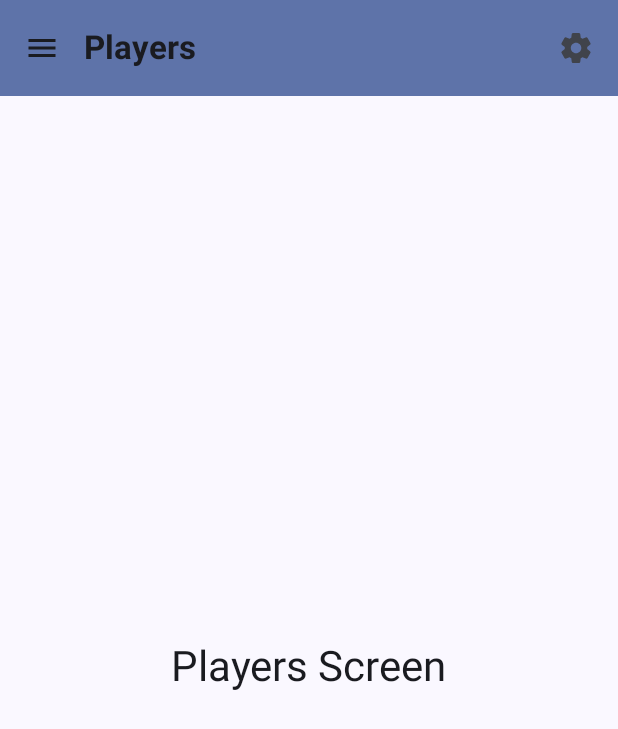
After one commit to joey-harward/TopShotExplorer, an Android app built with Jetpack Compose: the PlayersScreen screen opened through its navigation route, on a phone screen of 412 x 824 dp. The commit adds this screen. Shown: the top 729 px of the screen. Run offline under Robolectric (Android 15) with nearby library versions, the phone set to English and light mode, and no system bars; our stand-ins replace Dagger/Hilt's generated code, accompanist; libraries missing offline, so code that uses them is left out: com.apollographql.apollo3; 1 statement that could not run was skipped.

Commit message:
added navigation drawer added players screen

```diff
--- a/app/src/main/java/com/joeyinthelab/topshot/MainActivity.kt
+++ b/app/src/main/java/com/joeyinthelab/topshot/MainActivity.kt
@@ -5,13 +5,10 @@ import androidx.activity.ComponentActivity
 import androidx.activity.compose.setContent
 import androidx.activity.viewModels
 import androidx.compose.foundation.isSystemInDarkTheme
-import androidx.compose.foundation.layout.*
-import androidx.compose.material3.Surface
 import androidx.compose.runtime.DisposableEffect
 import androidx.compose.runtime.getValue
 import androidx.compose.runtime.mutableStateOf
 import androidx.compose.runtime.setValue
-import androidx.compose.ui.Modifier
 import androidx.compose.ui.graphics.Color
 import androidx.core.splashscreen.SplashScreen.Companion.installSplashScreen
 import androidx.core.view.WindowCompat
@@ -21,7 +18,7 @@ import androidx.lifecycle.repeatOnLifecycle
 import com.google.accompanist.systemuicontroller.rememberSystemUiController
 import com.joeyinthelab.topshot.MainActivityUiState.Loading
 import com.joeyinthelab.topshot.MainActivityUiState.Success
-import com.joeyinthelab.topshot.navigation.MainNavigation
+import com.joeyinthelab.topshot.ui.NavGraph
 import com.joeyinthelab.topshot.ui.theme.TopShotSampleTheme
 import dagger.hilt.android.AndroidEntryPoint
 import kotlinx.coroutines.flow.collect
@@ -70,11 +67,7 @@ class MainActivity : ComponentActivity() {
 			}
 
 			TopShotSampleTheme {
-				Surface(
-					modifier = Modifier.fillMaxSize()
-				) {
-					MainNavigation()
-				}
+				NavGraph()
 			}
 		}
 	}
--- /dev/null
+++ b/app/src/main/java/com/joeyinthelab/topshot/navigation/AppDrawer.kt
@@ -0,0 +1,101 @@
+package com.joeyinthelab.topshot.navigation
+
+import androidx.compose.foundation.Image
+import androidx.compose.foundation.background
+import androidx.compose.foundation.layout.*
+import androidx.compose.foundation.shape.CircleShape
+import androidx.compose.material.icons.Icons
+import androidx.compose.material.icons.filled.Person
+import androidx.compose.material.icons.filled.PlayArrow
+import androidx.compose.material3.*
+import androidx.compose.runtime.Composable
+import androidx.compose.ui.Alignment
+import androidx.compose.ui.Modifier
+import androidx.compose.ui.draw.clip
+import androidx.compose.ui.layout.ContentScale
+import androidx.compose.ui.res.painterResource
+import androidx.compose.ui.res.stringResource
+import androidx.compose.ui.text.style.TextAlign
+import androidx.compose.ui.tooling.preview.Preview
+import androidx.compose.ui.unit.dp
+import com.joeyinthelab.topshot.R
+
+@Composable
+fun AppDrawer(
+	route: String,
+	modifier: Modifier = Modifier,
+	navigateToMoments: () -> Unit = {},
+	navigateToPlayers: () -> Unit = {},
+	closeDrawer: () -> Unit = {}
+) {
+	ModalDrawerSheet(modifier = Modifier) {
+		DrawerHeader(modifier)
+		Spacer(modifier = Modifier.padding(5.dp))
+		NavigationDrawerItem(
+			label = {
+				Text(
+					text = "Your Moments",
+					style = MaterialTheme.typography.labelLarge
+				)
+			},
+			selected = route == AppDestinations.MOMENTS,
+			onClick = {
+				navigateToMoments()
+				closeDrawer()
+			},
+			icon = { Icon(imageVector = Icons.Default.PlayArrow, contentDescription = null) },
+			shape = MaterialTheme.shapes.small
+		)
+
+		NavigationDrawerItem(
+			label = {
+				Text(
+					text = "Players",
+					style = MaterialTheme.typography.labelLarge
+				)
+			},
+			selected = route == AppDestinations.PLAYERS,
+			onClick = {
+				navigateToPlayers()
+				closeDrawer()
+			},
+			icon = { Icon(imageVector = Icons.Default.Person, contentDescription = null) },
+			shape = MaterialTheme.shapes.small
+		)
+	}
+}
+
+
+@Composable
+fun DrawerHeader(modifier: Modifier) {
+	Column(
+		verticalArrangement = Arrangement.Center,
+		horizontalAlignment = Alignment.Start,
+		modifier = modifier
+			.background(MaterialTheme.colorScheme.secondary)
+			.padding(15.dp)
+			.fillMaxWidth()
+	) {
+		Image(
+			painterResource(id = R.drawable.top_shot),
+			contentDescription = null,
+			contentScale = ContentScale.Crop,
+			modifier = modifier
+				.size(70.dp)
+				.clip(CircleShape)
+		)
+		Spacer(modifier = Modifier.padding(5.dp))
+		Text(
+			text = stringResource(id = R.string.app_name),
+			textAlign = TextAlign.Center,
+			style = MaterialTheme.typography.titleLarge,
+			color = MaterialTheme.colorScheme.onPrimary,
+		)
+	}
+}
+
+@Preview
+@Composable
+fun DrawerHeaderPreview() {
+	AppDrawer(modifier = Modifier, route = AppDestinations.MOMENTS)
+}
--- a/app/src/main/java/com/joeyinthelab/topshot/navigation/Routes.kt
+++ /dev/null
@@ -1,6 +0,0 @@
-package com.joeyinthelab.topshot.navigation
-
-sealed class Routes(val route: String) {
-	//object Login : Routes("Login")
-	object Home : Routes("Home")
-}
--- /dev/null
+++ b/app/src/main/java/com/joeyinthelab/topshot/ui/NavGraph.kt
@@ -0,0 +1,115 @@
+package com.joeyinthelab.topshot.ui
+
+import androidx.compose.foundation.layout.fillMaxWidth
+import androidx.compose.foundation.layout.padding
+import androidx.compose.material.icons.Icons
+import androidx.compose.material.icons.filled.Menu
+import androidx.compose.material.icons.rounded.Settings
+import androidx.compose.material3.DrawerState
+import androidx.compose.material3.DrawerValue
+import androidx.compose.material3.ExperimentalMaterial3Api
+import androidx.compose.material3.Icon
+import androidx.compose.material3.IconButton
+import androidx.compose.material3.MaterialTheme
+import androidx.compose.material3.ModalNavigationDrawer
+import androidx.compose.material3.Scaffold
+import androidx.compose.material3.Text
+import androidx.compose.material3.TopAppBar
+import androidx.compose.material3.TopAppBarDefaults
+import androidx.compose.material3.rememberDrawerState
+import androidx.compose.runtime.Composable
+import androidx.compose.runtime.getValue
+import androidx.compose.runtime.mutableStateOf
+import androidx.compose.runtime.remember
+import androidx.compose.runtime.rememberCoroutineScope
+import androidx.compose.ui.Modifier
+import androidx.navigation.NavHostController
+import androidx.navigation.compose.NavHost
+import androidx.navigation.compose.composable
+import androidx.navigation.compose.currentBackStackEntryAsState
+import androidx.navigation.compose.rememberNavController
+import com.joeyinthelab.topshot.navigation.AppDestinations
+import com.joeyinthelab.topshot.navigation.AppDrawer
+import com.joeyinthelab.topshot.navigation.AppNavigationActions
+import com.joeyinthelab.topshot.ui.dialog.SettingsDialog
+import com.joeyinthelab.topshot.ui.screen.MomentsScreen
+import com.joeyinthelab.topshot.ui.screen.PlayersScreen
+import kotlinx.coroutines.CoroutineScope
+import kotlinx.coroutines.launch
+
+@OptIn(ExperimentalMaterial3Api::class)
+@Composable
+fun NavGraph(
+	modifier: Modifier = Modifier,
+	navController: NavHostController = rememberNavController(),
+	coroutineScope: CoroutineScope = rememberCoroutineScope(),
+	drawerState: DrawerState = rememberDrawerState(initialValue = DrawerValue.Closed),
+) {
+	val currentNavBackStackEntry by navController.currentBackStackEntryAsState()
+	val currentRoute = currentNavBackStackEntry?.destination?.route ?: AppDestinations.MOMENTS
+	val navigationActions = remember(navController) {
+		AppNavigationActions(navController)
+	}
+
+	val showSettingsDialog = remember { mutableStateOf(false) }
+	if (showSettingsDialog.value) {
+		SettingsDialog(
+			onDismiss = { showSettingsDialog.value = false },
+		)
+	}
+
+	ModalNavigationDrawer(drawerContent = {
+		AppDrawer(
+			route = currentRoute,
+			navigateToMoments = { navigationActions.navigateToMoments() },
+			navigateToPlayers = { navigationActions.navigateToPlayers() },
+			closeDrawer = { coroutineScope.launch { drawerState.close() } },
+			modifier = Modifier
+		)
+	}, drawerState = drawerState) {
+		Scaffold(
+			topBar = {
+				TopAppBar(
+					title = { Text(text = currentRoute) },
+					modifier = Modifier.fillMaxWidth(),
+					navigationIcon = {
+						IconButton(
+							onClick = {
+								coroutineScope.launch { drawerState.open() }
+							},
+							content = {
+								Icon(
+									imageVector = Icons.Default.Menu, contentDescription = null
+								)
+							}
+						)
+					},
+					actions = {
+						IconButton(onClick = { showSettingsDialog.value = true }) {
+							Icon(
+								imageVector = Icons.Rounded.Settings,
+								contentDescription = "Settings",
+							)
+						}
+					},
+					colors = TopAppBarDefaults.smallTopAppBarColors(
+						containerColor = MaterialTheme.colorScheme.primaryContainer
+					)
+				)
+			},
+			modifier = Modifier
+		) {
+			NavHost(
+				navController = navController,
+				startDestination = AppDestinations.MOMENTS,
+				modifier = modifier.padding(it)) {
+				composable(AppDestinations.MOMENTS) {
+					MomentsScreen()
+				}
+				composable(AppDestinations.PLAYERS) {
+					PlayersScreen()
+				}
+			}
+		}
+	}
+}
--- /dev/null
+++ b/app/src/main/java/com/joeyinthelab/topshot/ui/screen/MomentsScreen.kt
@@ -0,0 +1,27 @@
+package com.joeyinthelab.topshot.ui.screen
+
+import androidx.compose.runtime.Composable
+import androidx.compose.runtime.mutableStateOf
+import androidx.compose.runtime.remember
+import com.joeyinthelab.topshot.ui.component.MomentCollection
+import com.joeyinthelab.topshot.ui.dialog.MomentVideoDialog
+
+@Composable
+fun MomentsScreen() {
+    val topShotMomentId = remember { mutableStateOf("") }
+    val showTopShotDialog = remember { mutableStateOf(false) }
+
+    if (showTopShotDialog.value) {
+        MomentVideoDialog(
+            momentFlowId = topShotMomentId.value,
+            onDismiss = { showTopShotDialog.value = false },
+        )
+    }
+
+    MomentCollection(onMomentClick = { momentFlowId ->
+        run {
+            topShotMomentId.value = momentFlowId
+            showTopShotDialog.value = true
+        }
+    })
+}
--- /dev/null
+++ b/app/src/main/java/com/joeyinthelab/topshot/ui/screen/PlayersScreen.kt
@@ -0,0 +1,21 @@
+package com.joeyinthelab.topshot.ui.screen
+
+import androidx.compose.foundation.layout.Arrangement
+import androidx.compose.foundation.layout.Column
+import androidx.compose.foundation.layout.fillMaxSize
+import androidx.compose.material3.MaterialTheme
+import androidx.compose.material3.Text
+import androidx.compose.runtime.Composable
+import androidx.compose.ui.Alignment
+import androidx.compose.ui.Modifier
+
+@Composable
+fun PlayersScreen() {
+    Column(
+        modifier = Modifier.fillMaxSize(),
+        verticalArrangement = Arrangement.Center,
+        horizontalAlignment = Alignment.CenterHorizontally
+    ) {
+        Text(text = "Players Screen",  style = MaterialTheme.typography.headlineMedium)
+    }
+}
```
Also changed, not shown: app/src/main/java/com/joeyinthelab/topshot/navigation/AppNavigations.kt (added, +28 -0 lines), app/src/main/java/com/joeyinthelab/topshot/navigation/MainNavigation.kt (deleted, +0 -17 lines), app/src/main/java/com/joeyinthelab/topshot/ui/screen/Home.kt (deleted, +0 -76 lines), app/src/main/res/drawable/top_shot.jpg (added), 1 other file.
